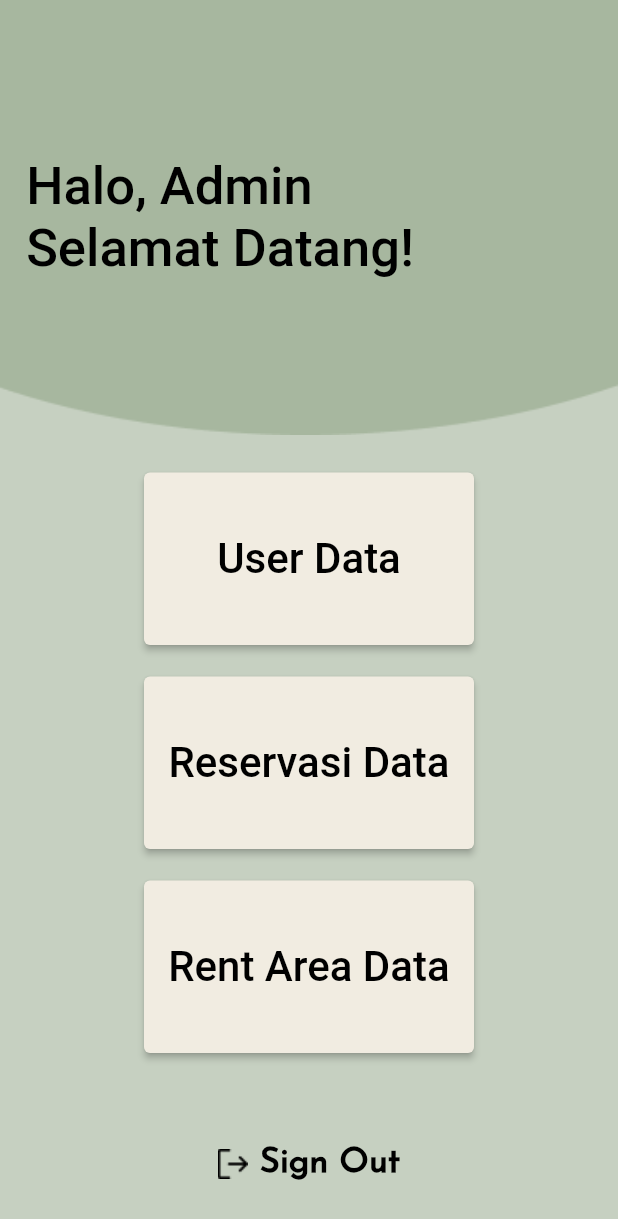
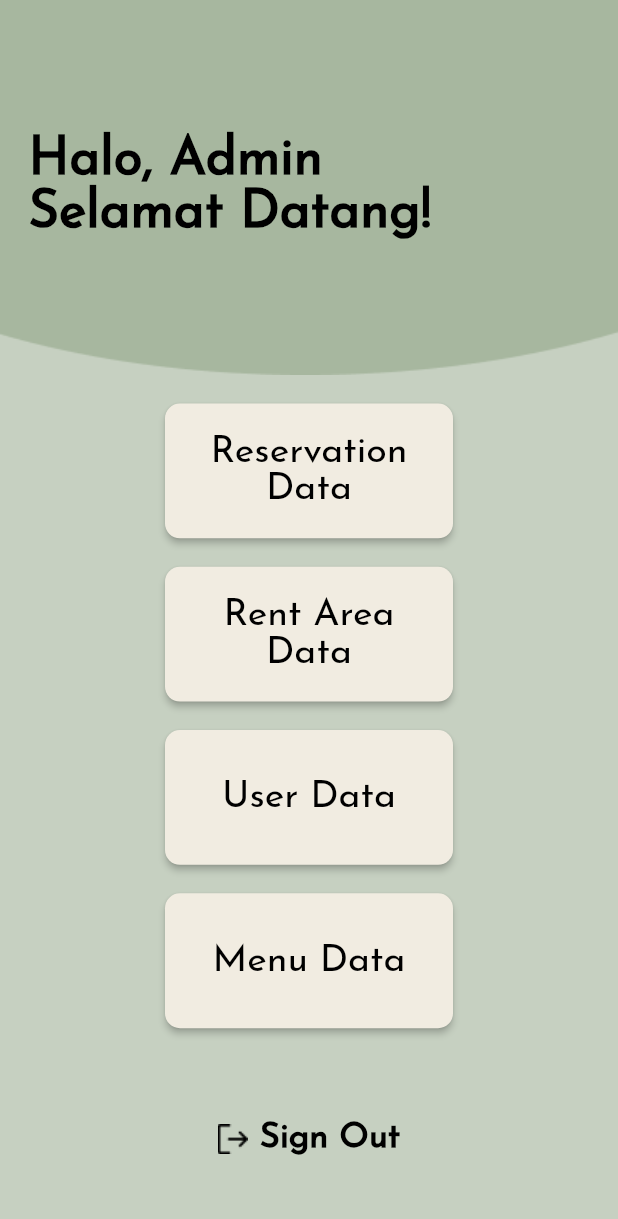
Before and after one commit to hilalhaniefam/talanoa_app, a Flutter app: the AdminPage screen opened directly, on a phone screen of 412 x 824 dp. Shown: the top 1219 px of the screen. Run offline on Flutter 3.47's test engine with Material 2 defaults, Android fonts, the phone set to English and light mode, and no system bars; our stand-ins replace carousel_slider, dotted_border, email_validator, pinput, shared_preferences, smooth_page_indicator and 1 more; accounts and stored records are empty; Roboto replaces fonts that are missing (Josefins Sans).

Commit message:
add menu data page & add menu page

```diff
--- a/lib/api_services/account_services.dart
+++ /dev/null
@@ -1,3 +0,0 @@
-// class AccountServices {
-//   static Future<void> register() => print('titit');
-// }
--- /dev/null
+++ b/lib/api_services/ipurl.dart
@@ -0,0 +1 @@
+const String ipurl = 'http://192.168.1.101:5000';
--- a/lib/pages/admin/admin_page.dart
+++ b/lib/pages/admin/admin_page.dart
@@ -1,6 +1,7 @@
 import 'package:flutter/material.dart';
 import 'package:shared_preferences/shared_preferences.dart';
 import 'package:snippet_coder_utils/hex_color.dart';
+import 'package:talanoa_app/pages/admin/menu_data/menudata_page.dart';
 import 'package:talanoa_app/pages/admin/rentarea_page.dart';
 import 'package:talanoa_app/pages/admin/reservasi_page.dart';
 import 'package:talanoa_app/pages/admin/userdata_page.dart';
@@ -28,7 +29,7 @@ class _AdminState extends State<AdminPage> {
         children: [
           Container(
             width: MediaQuery.of(context).size.width,
-            height: 290,
+            height: 250,
             decoration: const BoxDecoration(
                 image: DecorationImage(
                     image: AssetImage('assets/images/Ellipse2.png'),
@@ -38,90 +39,71 @@ class _AdminState extends State<AdminPage> {
               children: const [
                 Align(
                     alignment: Alignment.centerLeft,
+                    child: Padding(
+                      padding: EdgeInsets.only(left: 19),
                       child: Text(
-                    '  Halo, Admin',
+                        'Halo, Admin',
                         style: TextStyle(
-                        fontFamily: 'Josefins Sans',
-                        fontWeight: FontWeight.w500,
+                            fontFamily: 'Josefin Sans',
+                            fontWeight: FontWeight.w600,
                             fontSize: 35,
                             color: Colors.black),
                       ),
-                ),
+                    )),
                 Align(
                     alignment: Alignment.centerLeft,
+                    child: Padding(
+                      padding: EdgeInsets.only(left: 19),
                       child: Text(
-                    '  Selamat Datang!',
+                        'Selamat Datang!',
                         style: TextStyle(
-                        fontFamily: 'Josefins Sans',
-                        fontWeight: FontWeight.w500,
+                            fontFamily: 'Josefin Sans',
+                            fontWeight: FontWeight.w600,
                             fontSize: 35,
                             color: Colors.black),
                       ),
-                ),
+                    )),
               ],
             ),
           ),
           const SizedBox(
-            height: 25,
+            height: 19,
           ),
           Align(
               alignment: Alignment.center,
               child: SizedBox(
-                width: 220,
-                height: 115,
-                child: ElevatedButton(
-                    onPressed: () {
-                      Navigator.of(context).push(MaterialPageRoute(
-                          builder: (context) => const Userdata()));
-                    },
-                    child: const Text(
-                      "User Data",
-                      style: TextStyle(
-                        fontFamily: 'Josefins Sans',
-                        fontSize: 28,
-                        color: Colors.black,
-                        fontWeight: FontWeight.w500,
-                      ),
-                    ),
-                    style: ElevatedButton.styleFrom(
-                        primary: HexColor('#F1ECE1'),
-                        shadowColor: Colors.black)),
-              )),
-          const SizedBox(
-            height: 21,
-          ),
-          Align(
-              alignment: Alignment.center,
-              child: SizedBox(
-                width: 220,
-                height: 115,
+                width: 192,
+                height: 89.86,
                 child: ElevatedButton(
                     onPressed: () {
                       Navigator.of(context).push(MaterialPageRoute(
                           builder: (context) => const Reservasidata()));
                     },
                     child: const Text(
-                      "Reservasi Data",
+                      'Reservation Data',
                       textAlign: TextAlign.center,
                       style: TextStyle(
-                        fontFamily: 'Josefins Sans',
-                        fontSize: 28,
+                        fontFamily: 'Josefin Sans',
+                        fontSize: 25,
                         color: Colors.black,
-                        fontWeight: FontWeight.w500,
+                        fontWeight: FontWeight.w400,
                       ),
                     ),
                     style: ElevatedButton.styleFrom(
+                        shape: RoundedRectangleBorder(
+                          borderRadius: BorderRadius.circular(10),
+                        ),
                         primary: HexColor('#F1ECE1'),
                         shadowColor: Colors.black)),
               )),
           const SizedBox(
-            height: 21,
+            height: 19,
           ),
           Align(
               alignment: Alignment.center,
               child: SizedBox(
-                width: 220,
-                height: 115,
+                width: 192,
+                height: 89.86,
                 child: ElevatedButton(
                     onPressed: () {
                       Navigator.of(context).push(MaterialPageRoute(
@@ -131,13 +113,76 @@ class _AdminState extends State<AdminPage> {
                       "Rent Area Data",
                       textAlign: TextAlign.center,
                       style: TextStyle(
-                        fontFamily: 'Josefins Sans',
-                        fontSize: 28,
+                        fontFamily: 'Josefin Sans',
+                        fontSize: 25,
                         color: Colors.black,
                         fontWeight: FontWeight.w500,
                       ),
                     ),
                     style: ElevatedButton.styleFrom(
+                        shape: RoundedRectangleBorder(
+                          borderRadius: BorderRadius.circular(10),
+                        ),
+                        primary: HexColor('#F1ECE1'),
+                        shadowColor: Colors.black)),
+              )),
+          const SizedBox(
+            height: 19,
+          ),
+          Align(
+              alignment: Alignment.center,
+              child: SizedBox(
+                width: 192,
+                height: 89.86,
+                child: ElevatedButton(
+                    onPressed: () {
+                      Navigator.of(context).push(MaterialPageRoute(
+                          builder: (context) => const Userdata()));
+                    },
+                    child: const Text(
+                      "User Data",
+                      textAlign: TextAlign.center,
+                      style: TextStyle(
+                        fontFamily: 'Josefin Sans',
+                        fontSize: 25,
+                        color: Colors.black,
+                        fontWeight: FontWeight.w500,
+                      ),
+                    ),
+                    style: ElevatedButton.styleFrom(
+                        shape: RoundedRectangleBorder(
+                          borderRadius: BorderRadius.circular(10),
+                        ),
+                        primary: HexColor('#F1ECE1'),
+                        shadowColor: Colors.black)),
+              )),
+          const SizedBox(
+            height: 19,
+          ),
+          Align(
+              alignment: Alignment.center,
+              child: SizedBox(
+                width: 192,
+                height: 89.86,
+                child: ElevatedButton(
+                    onPressed: () {
+                      Navigator.of(context).push(MaterialPageRoute(
+                          builder: (context) => const Menudata()));
+                    },
+                    child: const Text(
+                      "Menu Data",
+                      textAlign: TextAlign.center,
+                      style: TextStyle(
+                        fontFamily: 'Josefin Sans',
+                        fontSize: 25,
+                        color: Colors.black,
+                        fontWeight: FontWeight.w500,
+                      ),
+                    ),
+                    style: ElevatedButton.styleFrom(
+                        shape: RoundedRectangleBorder(
+                          borderRadius: BorderRadius.circular(10),
+                        ),
                         primary: HexColor('#F1ECE1'),
                         shadowColor: Colors.black)),
               )),
--- a/pubspec.yaml
+++ b/pubspec.yaml
@@ -43,6 +43,7 @@ dependencies:
   smooth_page_indicator: ^1.0.0+2
   snippet_coder_utils: ^1.0.12
   syncfusion_flutter_datepicker: ^20.2.38
+  dotted_border: ^2.0.0+2
 
 dev_dependencies:
   flutter_lints: ^1.0.0
@@ -75,7 +76,6 @@ flutter:
     - family: Josefin Sans
       fonts:
         - asset: assets/fonts/Josefin Sans/JosefinSans-Regular.ttf
-        - asset: assets/fonts/Josefin Sans/JosefinSans-Thin.ttf
     - family: Sansation
       fonts:
         - asset: assets/fonts/Sansation_Regular.ttf
```
Also changed, not shown: lib/main.dart (+4 -29 lines), lib/pages/account_services/login_page.dart (+4 -4 lines), lib/pages/admin/menu_data/addmenu_page.dart (added, +190 -0 lines), lib/pages/admin/menu_data/menudata_page.dart (added, +92 -0 lines), lib/widgets/admin/menudata_page/button_component.dart (added, +130 -0 lines), assets/fonts/Josefin Sans/JosefinSans-Bold.ttf (deleted), assets/fonts/Josefin Sans/JosefinSans-BoldItalic.ttf (deleted), assets/fonts/Josefin Sans/JosefinSans-Italic.ttf (deleted), assets/fonts/Josefin Sans/JosefinSans-Light.ttf (deleted), assets/fonts/Josefin Sans/JosefinSans-LightItalic.ttf (deleted), assets/fonts/Josefin Sans/JosefinSans-SemiBold.ttf (deleted), assets/fonts/Josefin Sans/JosefinSans-SemiBoldItalic.ttf (deleted), assets/fonts/Josefin Sans/JosefinSans-Thin.ttf (deleted), assets/fonts/Josefin Sans/JosefinSans-ThinItalic.ttf (deleted), 2 more files. Lines whose indentation alone changed are shown as unchanged.
